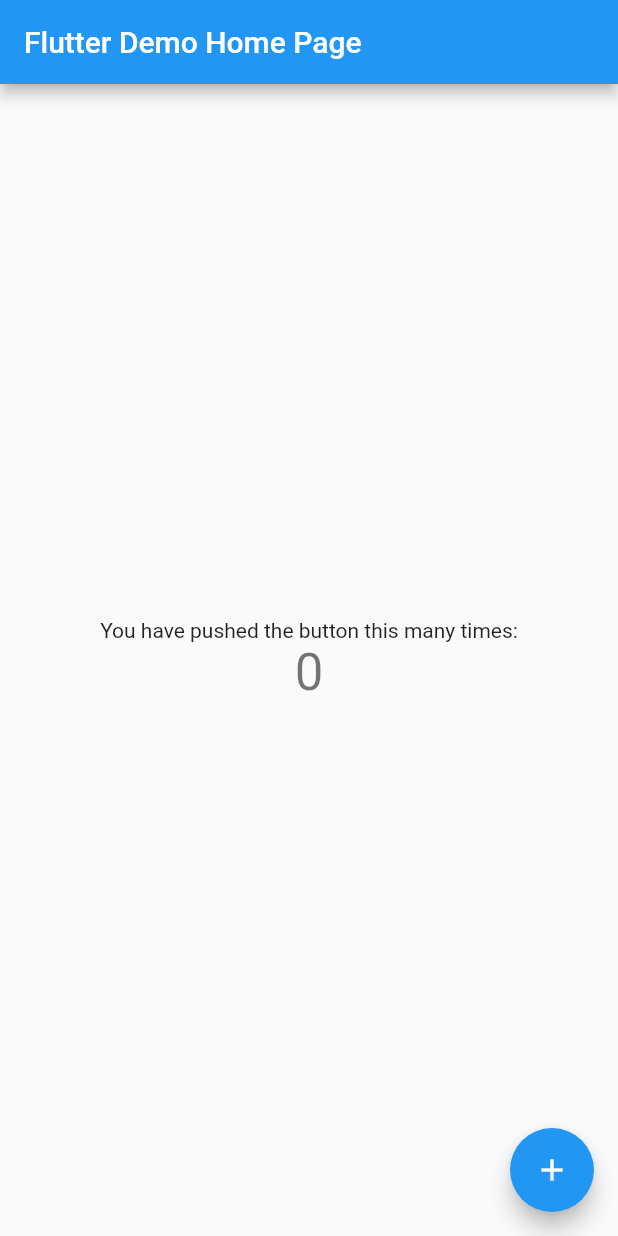
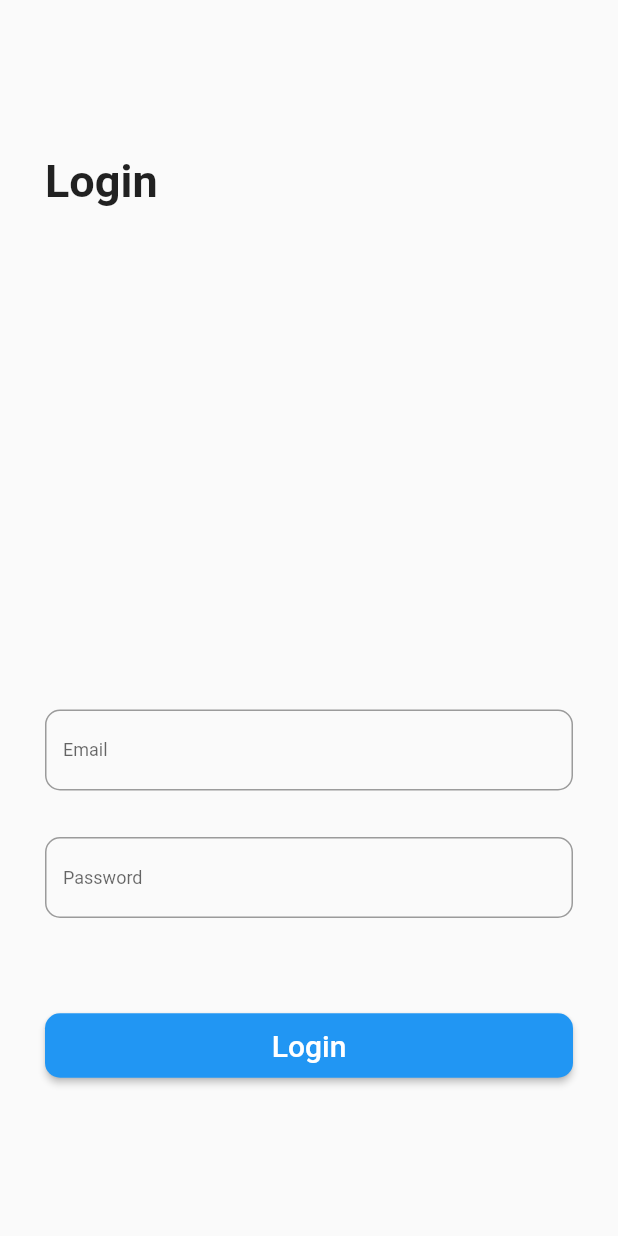
Before and after one commit to aneeshgupta25/GDSC_NSUT_Solution_Challenge_2023, a Flutter app: the screen it shows after launch, on a phone screen of 412 x 824 dp. Run offline on Flutter 3.47's test engine with Material 2 defaults, Android fonts, the light colour scheme and no system bars.

Commit message:
Initial commit

```diff
--- a/lib/main.dart
+++ b/lib/main.dart
@@ -11,6 +11,7 @@
   @override
   Widget build(BuildContext context) {
     return MaterialApp(
+      debugShowCheckedModeBanner: false,
       title: 'Flutter Demo',
       theme: ThemeData(
         // This is the theme of your application.
@@ -56,60 +57,75 @@
       // changed in this State, which causes it to rerun the build method below
       // so that the display can reflect the updated values. If we changed
       // _counter without calling setState(), then the build method would not be
-      // called again, and so nothing would appear to happen.
+      // called again, and so nothing would appear to happen.S
       _counter++;
     });
   }
 
   @override
   Widget build(BuildContext context) {
-    // This method is rerun every time setState is called, for instance as done
-    // by the _incrementCounter method above.
-    //
-    // The Flutter framework has been optimized to make rerunning build methods
-    // fast, so that you can just rebuild anything that needs updating rather
-    // than having to individually change instances of widgets.
-    return Scaffold(
-      appBar: AppBar(
-        // Here we take the value from the MyHomePage object that was created by
-        // the App.build method, and use it to set our appbar title.
-        title: Text(widget.title),
+    return Container(
+      constraints: const BoxConstraints.expand(),
+      decoration: const BoxDecoration(
+        image: DecorationImage(image: AssetImage('assets/image.svg'), fit: BoxFit.fill)
       ),
-      body: Center(
-        // Center is a layout widget. It takes a single child and positions it
-        // in the middle of the parent.
+      child:Scaffold(
+        body: SafeArea(
           child: Column(
-          // Column is also a layout widget. It takes a list of children and
-          // arranges them vertically. By default, it sizes itself to fit its
-          // children horizontally, and tries to be as tall as its parent.
-          //
-          // Invoke "debug painting" (press "p" in the console, choose the
-          // "Toggle Debug Paint" action from the Flutter Inspector in Android
-          // Studio, or the "Toggle Debug Paint" command in Visual Studio Code)
-          // to see the wireframe for each widget.
-          //
-          // Column has various properties to control how it sizes itself and
-          // how it positions its children. Here we use mainAxisAlignment to
-          // center the children vertically; the main axis here is the vertical
-          // axis because Columns are vertical (the cross axis would be
-          // horizontal).
+            mainAxisSize: MainAxisSize.max,
+            crossAxisAlignment: CrossAxisAlignment.start,
             mainAxisAlignment: MainAxisAlignment.center,
             children: <Widget>[
-            const Text(
-              'You have pushed the button this many times:',
+              Wrap(
+                  direction: Axis.horizontal,
+                  spacing: 10.0,
+                  children: <Widget>[const Padding(
+
+                    padding: EdgeInsets.all(30.0),
+                    child: Text(
+                      'Login',
+                      style: TextStyle(fontSize: 30, fontWeight: FontWeight.bold),
                     ),
-            Text(
-              '$_counter',
-              style: Theme.of(context).textTheme.headlineMedium,
                   ),
+                    SizedBox(height: 400),
+                     Padding(padding: EdgeInsets.only(left:30.0, right:30),
+                        child: SizedBox(
+                          height: 55,
+                          child:TextField(
+                            style: TextStyle(fontSize: 12),
+                            decoration: InputDecoration(
+                                border:OutlineInputBorder(borderRadius: BorderRadius.circular(10)),
+                                hintText: 'Email'
+                            ),
+                        )
+                        )),
+                     Padding(padding: EdgeInsets.all(30.0),
+                        child: SizedBox(
+                          height: 55,
+                          child: TextField(
+                            style: TextStyle(fontSize: 12),
+                            decoration: InputDecoration(
+                                border:OutlineInputBorder(borderRadius: BorderRadius.circular(10)),
+                                hintText: 'Password'
+                            ),
+                          ),
+                        )),
+                    Padding(padding: const EdgeInsets.all(30.0),
+                        child: SizedBox(
+                            width: double.infinity,
+                            child:ElevatedButton(
+                              style:ButtonStyle(shape: MaterialStateProperty.all<RoundedRectangleBorder>(RoundedRectangleBorder(
+                                borderRadius: BorderRadius.circular(10)
+                              )))
+                              ,onPressed:(){}, child: const Padding(padding: EdgeInsets.all(10), child:const Text('Login', style: TextStyle(fontSize: 20),)),
+                            )
+                        )),]
+
+              )
             ],
           ),
+        ), // This trailing comma makes auto-formatting nicer for build methods.
       ),
-      floatingActionButton: FloatingActionButton(
-        onPressed: _incrementCounter,
-        tooltip: 'Increment',
-        child: const Icon(Icons.add),
-      ), // This trailing comma makes auto-formatting nicer for build methods.
     );
   }
 }
--- a/pubspec.yaml
+++ b/pubspec.yaml
@@ -57,6 +57,8 @@
   # included with your application, so that you can use the icons in
   # the material Icons class.
   uses-material-design: true
+  assets:
+    - assets/image.svg
 
   # To add assets to your application, add an assets section, like this:
   # assets:
```
Also changed, not shown: assets/image.svg (added). Lines whose indentation alone changed are shown as unchanged.
